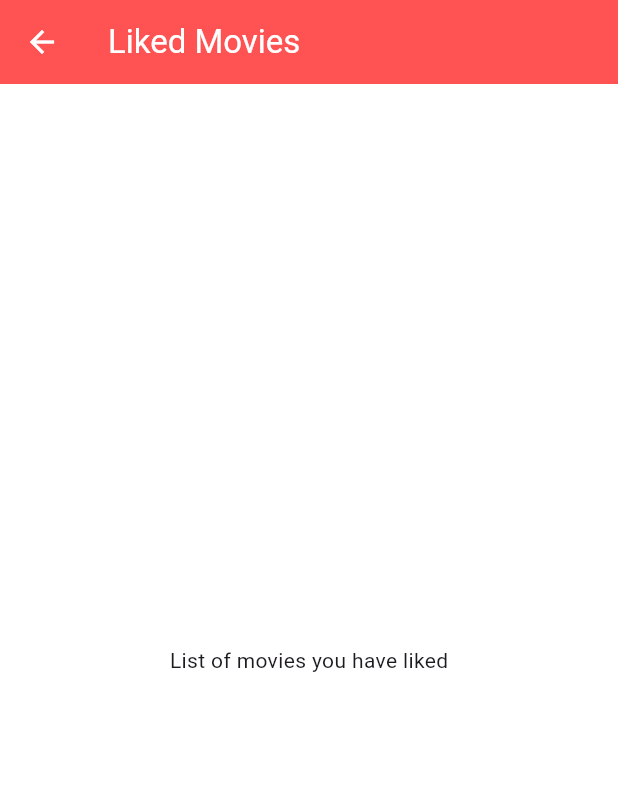
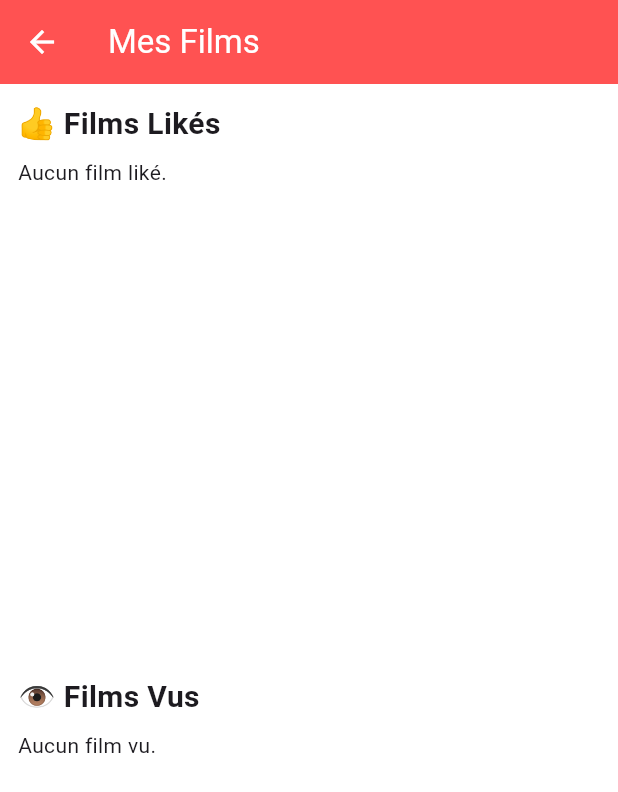
Before and after one commit to Projet-Flixpick/InterfaceFlutter, a Flutter app: the UserFilmsStatutScreen screen opened directly, on a phone screen of 412 x 824 dp. Shown: the top 792 px of the screen. Run offline on Flutter 3.47's test engine with Material 3 defaults, Android fonts, the phone set to English and light mode, and no system bars; our stand-ins replace flutter_cache_manager, shared_preferences; accounts and stored records are empty; network calls fail.

Commit message:
Modifications
- Ajouts films likes dislike vus a la bdd (et suppression)
- chargement au debut de la bdd

```diff
--- a/lib/app_routes.dart
+++ b/lib/app_routes.dart
@@ -10,18 +10,13 @@ import 'screens/3.profile/user_genres_screen.dart';
 import 'screens/3.profile/user_films_statut_screen.dart';
 import 'screens/3.profile/user_amis_screen.dart';
 
-// Add more screens as needed
-
 final Map<String, WidgetBuilder> appRoutes = {
-  '/': (context) => const LoginScreen(),
   '/home': (context) => const HomeScreen(),
-  '/profile': (context) => const ProfileScreen(),
-  '/select-genres': (context) => const ChoisirGenresScreen(),
   '/login': (context) => const LoginScreen(),
   '/register': (context) => const RegisterScreen(),
+  '/select-genres': (context) => const ChoisirGenresScreen(),
+  '/profile': (context) => const ProfileScreen(),
   '/my-genres': (context) => const UserGenresScreen(),
   '/liked-movies': (context) => const UserFilmsStatutScreen(),
   '/my-friends': (context) => const UserAmisScreen(),
-
-  // Add additional routes here
 };
--- a/lib/providers/auth_provider.dart
+++ b/lib/providers/auth_provider.dart
@@ -1,18 +1,45 @@
 import 'package:flutter/material.dart';
 
 class AuthProvider with ChangeNotifier {
-  String _token = '';
-  String get token => _token;
+  String? _token;
+  String? _email;
+  String? _firstname;
+  String? _name;
+
+  String? get token => _token;
+  String? get email => _email;
+  String? get firstname => _firstname;
+  String? get name => _name;
+
+  bool get isLoggedIn => _token != null && _token!.isNotEmpty;
 
   void setToken(String token) {
-    _token = token;
+    if (token.split('.').length == 3) {
+      _token = token;
+      print('🔐 Token JWT stocké dans AuthProvider : $_token');
+      notifyListeners();
+    } else {
+      print('❌ Tentative de stockage d’un token mal formé : $token');
+    }
+  }
+
+  void clearToken() {
+    _token = null;
+    _email = null;
+    _firstname = null;
+    _name = null;
+    print('🧹 Token et infos utilisateur supprimés.');
     notifyListeners();
   }
 
-  void clearToken() {
-    _token = '';
+  void setUserInfoFromServer({
+    required String email,
+    required String firstname,
+    required String name,
+  }) {
+    _email = email;
+    _firstname = firstname;
+    _name = name;
     notifyListeners();
   }
-
-  bool get isLoggedIn => _token.isNotEmpty;
 }
--- a/lib/screens/3.profile/user_films_statut_screen.dart
+++ b/lib/screens/3.profile/user_films_statut_screen.dart
@@ -1,13 +1,63 @@
 import 'package:flutter/material.dart';
+import 'package:provider/provider.dart';
+import '../../providers/film_statut_provider.dart';
 
 class UserFilmsStatutScreen extends StatelessWidget {
   const UserFilmsStatutScreen({super.key});
 
   @override
   Widget build(BuildContext context) {
+    final filmProvider = Provider.of<FilmStatutProvider>(context);
+
     return Scaffold(
-      appBar: AppBar(title: const Text("Liked Movies")),
-      body: const Center(child: Text("List of movies you have liked")),
+      appBar: AppBar(title: const Text("Mes Films")),
+      body: Padding(
+        padding: const EdgeInsets.all(12.0),
+        child: Column(
+          crossAxisAlignment: CrossAxisAlignment.start,
+          children: [
+            const Text(
+              "👍 Films Likés",
+              style: TextStyle(fontSize: 20, fontWeight: FontWeight.bold),
+            ),
+            const SizedBox(height: 8),
+            Expanded(
+              child: filmProvider.likedFilms.isEmpty
+                  ? const Text("Aucun film liké.")
+                  : ListView.builder(
+                      itemCount: filmProvider.likedFilms.length,
+                      itemBuilder: (context, index) {
+                        final filmId = filmProvider.likedFilms[index];
+                        return ListTile(
+                          leading: const Icon(Icons.thumb_up, color: Colors.green),
+                          title: Text("Film ID : $filmId"),
+                        );
+                      },
+                    ),
+            ),
+            const SizedBox(height: 20),
+            const Text(
+              "👁️ Films Vus",
+              style: TextStyle(fontSize: 20, fontWeight: FontWeight.bold),
+            ),
+            const SizedBox(height: 8),
+            Expanded(
+              child: filmProvider.seenFilms.isEmpty
+                  ? const Text("Aucun film vu.")
+                  : ListView.builder(
+                      itemCount: filmProvider.seenFilms.length,
+                      itemBuilder: (context, index) {
+                        final filmId = filmProvider.seenFilms[index];
+                        return ListTile(
+                          leading: const Icon(Icons.remove_red_eye, color: Colors.blue),
+                          title: Text("Film ID : $filmId"),
+                        );
+                      },
+                    ),
+            ),
+          ],
+        ),
+      ),
     );
   }
 }
--- a/pubspec.yaml
+++ b/pubspec.yaml
@@ -28,3 +28,5 @@ flutter:
   assets:
     - assets/images/Logo_FlixPick.png
     - assets/images/icone_film.jpg
+    - assets/images/Logo_Popcorn_Solo.png
+    - assets/images/Logo_Main_Solo.png
```
Also changed, not shown: lib/main.dart (+4 -5 lines), lib/providers/film_statut_provider.dart (+53 -45 lines), lib/screens/0.auth/login_screen.dart (+29 -8 lines), lib/screens/0.auth/splash_screen.dart (renamed from lib/screens/splash/splash_screen.dart, +20 -4 lines), lib/screens/2.films/film_detail_screen.dart (+30 -9 lines), lib/services/APIgo/user_service.dart (+81 -45 lines), lib/services/synchroniser_remote2local.dart (added, +67 -0 lines), lib/widgets/animated_logo.dart (added, +86 -0 lines), assets/images/Logo_Main_Solo.png (added), assets/images/Logo_PopCorn_Solo.png (added).
